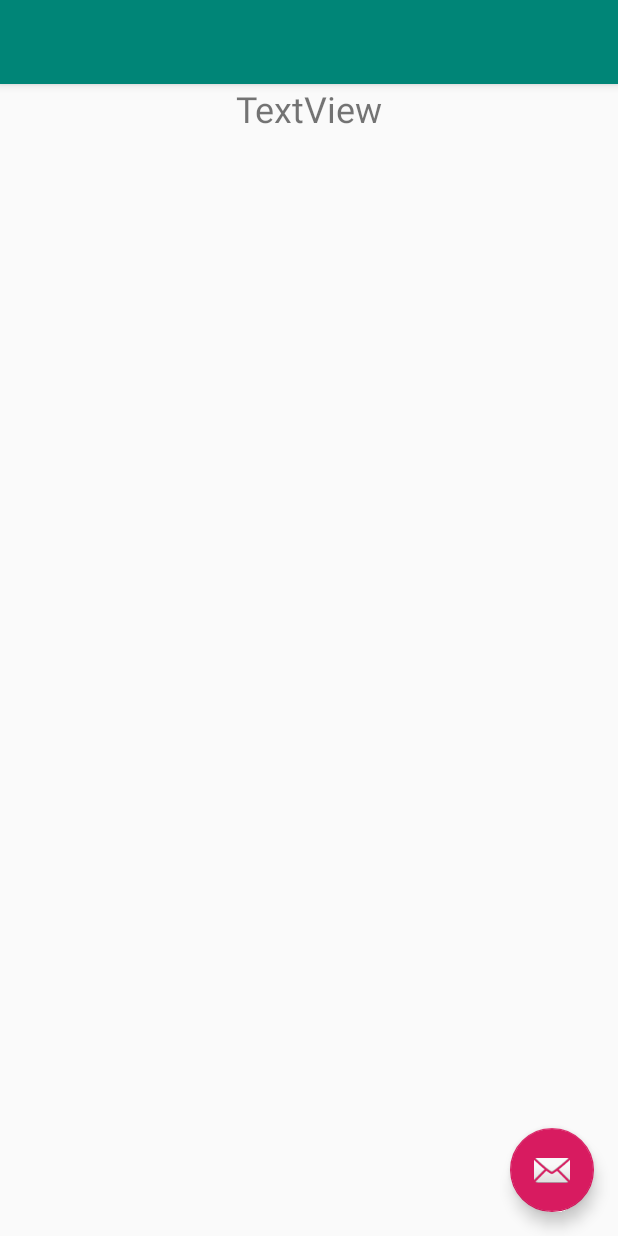
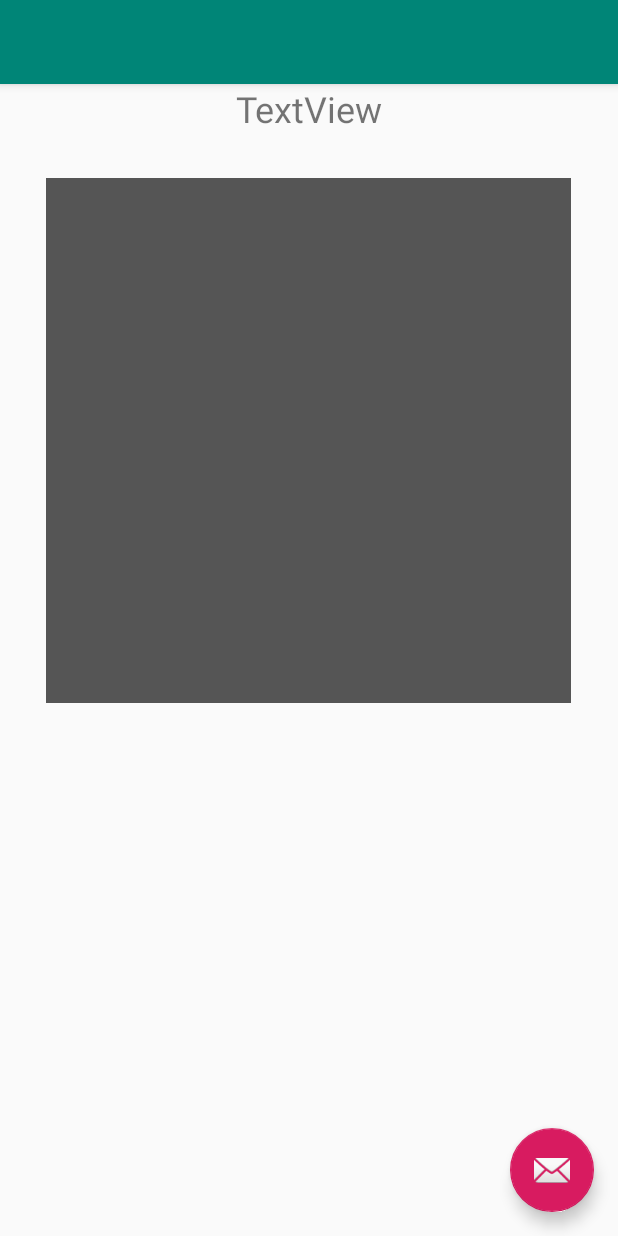
Before and after one commit to mannym1223/PuzzleBlast, an Android app: the layout activity_main.xml on its own in the app's theme, with its tools: preview values and no code run, on a phone screen of 412 x 824 dp. Run offline under Robolectric (Android 15) with nearby library versions, the phone set to English and light mode, and no system bars.

Commit message:
added background color

```diff
--- a/src/main/res/layout/content_main.xml
+++ b/src/main/res/layout/content_main.xml
@@ -27,6 +27,7 @@
         android:layout_marginEnd="30dp"
         android:layout_marginBottom="30dp"
         android:gravity="center"
-        android:numColumns="4" />
+        android:numColumns="4"
+        android:background="@color/colorGridBackground"/>
 
 </LinearLayout>
```
